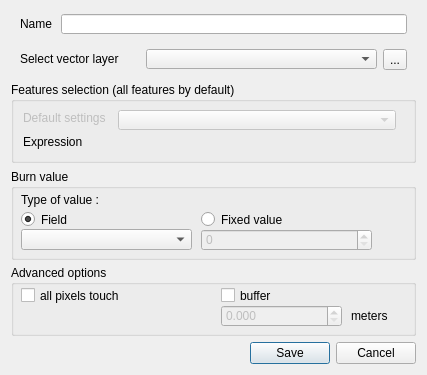
Old version of the form ui/vector_data_dialog.ui in the repository MathieuChailloux/MitiConnect.
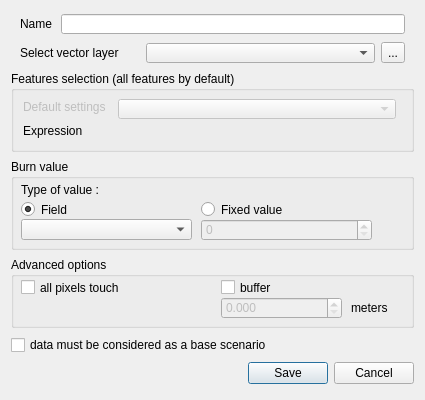
New version of the form. Custom widgets are drawn as their Qt base class.

```diff
--- a/ui/vector_data_dialog.ui
+++ b/ui/vector_data_dialog.ui
@@ -6,28 +6,37 @@
    <rect>
     <x>0</x>
     <y>0</y>
-    <width>427</width>
-    <height>375</height>
+    <width>425</width>
+    <height>400</height>
    </rect>
   </property>
   <property name="minimumSize">
    <size>
     <width>0</width>
-    <height>375</height>
+    <height>400</height>
    </size>
   </property>
   <property name="maximumSize">
    <size>
     <width>16777215</width>
-    <height>375</height>
+    <height>400</height>
    </size>
   </property>
   <property name="windowTitle">
    <string>Import vector data</string>
   </property>
   <layout class="QVBoxLayout" name="verticalLayout">
+   <property name="spacing">
+    <number>5</number>
+   </property>
    <item>
     <widget class="QFrame" name="frame_2">
+     <property name="maximumSize">
+      <size>
+       <width>16777215</width>
+       <height>22</height>
+      </size>
+     </property>
      <property name="frameShape">
       <enum>QFrame::NoFrame</enum>
      </property>
@@ -36,10 +45,10 @@
      </property>
      <layout class="QHBoxLayout" name="horizontalLayout_2">
       <property name="topMargin">
-       <number>3</number>
+       <number>0</number>
       </property>
       <property name="bottomMargin">
-       <number>6</number>
+       <number>0</number>
       </property>
       <item>
        <widget class="QLabel" name="nameLabel">
@@ -81,6 +90,12 @@
    </item>
    <item>
     <widget class="QFrame" name="frame">
+     <property name="maximumSize">
+      <size>
+       <width>16777215</width>
+       <height>22</height>
+      </size>
+     </property>
      <property name="frameShape">
       <enum>QFrame::NoFrame</enum>
      </property>
@@ -89,10 +104,10 @@
      </property>
      <layout class="QHBoxLayout" name="horizontalLayout">
       <property name="topMargin">
-       <number>3</number>
+       <number>0</number>
       </property>
       <property name="bottomMargin">
-       <number>6</number>
+       <number>0</number>
       </property>
       <item>
        <widget class="QLabel" name="fileLabel">
@@ -428,6 +443,16 @@
      </widget>
     </widget>
    </item>
+   <item>
+    <widget class="QCheckBox" name="isScenario">
+     <property name="enabled">
+      <bool>true</bool>
+     </property>
+     <property name="text">
+      <string>data must be considered as a base scenario</string>
+     </property>
+    </widget>
+   </item>
    <item>
     <widget class="QDialogButtonBox" name="vectorButtons">
      <property name="orientation">
```
